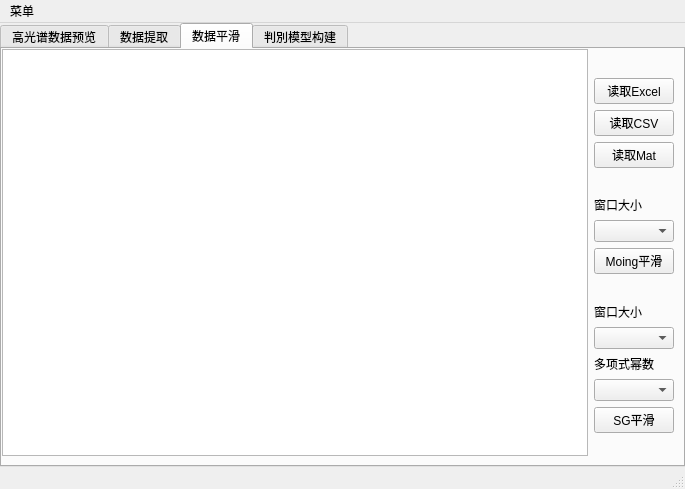
Before: the Qt Designer form MainWindow.ui in ygjia/HyperspectralData-Processing-Tool, drawn with Qt 5.
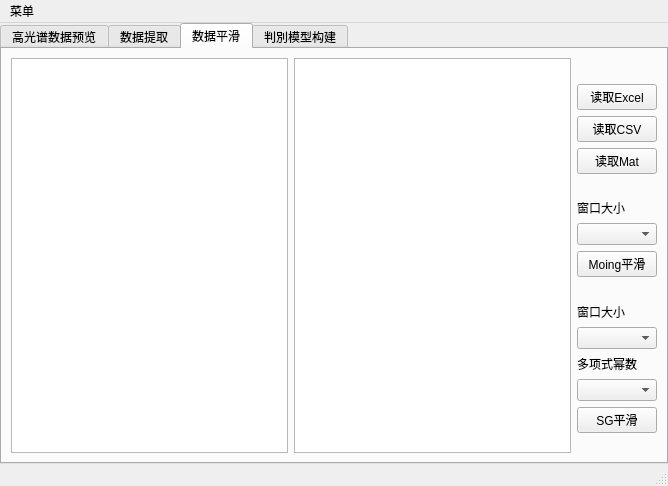
After: the same form once the commit is applied.

What changed in the file:
```diff
--- a/MainWindow.ui
+++ b/MainWindow.ui
@@ -6,8 +6,8 @@
    <rect>
     <x>0</x>
     <y>0</y>
-    <width>685</width>
-    <height>489</height>
+    <width>668</width>
+    <height>486</height>
    </rect>
   </property>
   <property name="windowTitle">
@@ -447,135 +447,129 @@
         <string>数据平滑</string>
        </attribute>
        <layout class="QGridLayout" name="gridLayout_5">
-        <property name="leftMargin">
-         <number>0</number>
-        </property>
-        <property name="topMargin">
-         <number>0</number>
-        </property>
-        <property name="rightMargin">
-         <number>9</number>
-        </property>
         <item row="0" column="0" rowspan="15">
-         <widget class="QListView" name="listView_2"/>
+         <widget class="QListWidget" name="listWidget_3"/>
         </item>
-        <item row="1" column="1">
+        <item row="0" column="1" rowspan="15">
+         <widget class="QListWidget" name="listWidget_4"/>
+        </item>
+        <item row="0" column="2">
+         <spacer name="verticalSpacer_4">
+          <property name="orientation">
+           <enum>Qt::Vertical</enum>
+          </property>
+          <property name="sizeHint" stdset="0">
+           <size>
+            <width>20</width>
+            <height>40</height>
+           </size>
+          </property>
+         </spacer>
+        </item>
+        <item row="1" column="2">
          <widget class="QPushButton" name="pushButton_15">
           <property name="text">
            <string>读取Excel</string>
           </property>
          </widget>
         </item>
-        <item row="7" column="1">
-         <widget class="QPushButton" name="pushButton_16">
-          <property name="text">
-           <string>Moing平滑</string>
-          </property>
-         </widget>
-        </item>
-        <item row="4" column="1">
-         <spacer name="verticalSpacer_2">
-          <property name="orientation">
-           <enum>Qt::Vertical</enum>
-          </property>
-          <property name="sizeHint" stdset="0">
-           <size>
-            <width>20</width>
-            <height>40</height>
-           </size>
-          </property>
-         </spacer>
-        </item>
-        <item row="13" column="1">
-         <widget class="QPushButton" name="pushButton_14">
-          <property name="text">
-           <string>SG平滑</string>
-          </property>
-         </widget>
-        </item>
-        <item row="0" column="1">
-         <spacer name="verticalSpacer_4">
-          <property name="orientation">
-           <enum>Qt::Vertical</enum>
-          </property>
-          <property name="sizeHint" stdset="0">
-           <size>
-            <width>20</width>
-            <height>40</height>
-           </size>
-          </property>
-         </spacer>
-        </item>
-        <item row="8" column="1">
-         <spacer name="verticalSpacer">
-          <property name="orientation">
-           <enum>Qt::Vertical</enum>
-          </property>
-          <property name="sizeHint" stdset="0">
-           <size>
-            <width>20</width>
-            <height>40</height>
-           </size>
-          </property>
-         </spacer>
-        </item>
-        <item row="6" column="1">
-         <widget class="QComboBox" name="comboBox_6"/>
-        </item>
-        <item row="14" column="1">
-         <spacer name="verticalSpacer_3">
-          <property name="orientation">
-           <enum>Qt::Vertical</enum>
-          </property>
-          <property name="sizeHint" stdset="0">
-           <size>
-            <width>20</width>
-            <height>40</height>
-           </size>
-          </property>
-         </spacer>
-        </item>
-        <item row="10" column="1">
-         <widget class="QComboBox" name="comboBox_5"/>
-        </item>
-        <item row="2" column="1">
+        <item row="2" column="2">
          <widget class="QPushButton" name="pushButton_10">
           <property name="text">
            <string>读取CSV</string>
           </property>
          </widget>
         </item>
-        <item row="3" column="1">
+        <item row="3" column="2">
          <widget class="QPushButton" name="pushButton_11">
           <property name="text">
            <string>读取Mat</string>
           </property>
          </widget>
         </item>
-        <item row="9" column="1">
+        <item row="4" column="2">
+         <spacer name="verticalSpacer_2">
+          <property name="orientation">
+           <enum>Qt::Vertical</enum>
+          </property>
+          <property name="sizeHint" stdset="0">
+           <size>
+            <width>20</width>
+            <height>40</height>
+           </size>
+          </property>
+         </spacer>
+        </item>
+        <item row="5" column="2">
+         <widget class="QLabel" name="label_21">
+          <property name="text">
+           <string>窗口大小</string>
+          </property>
+         </widget>
+        </item>
+        <item row="6" column="2">
+         <widget class="QComboBox" name="comboBox_6"/>
+        </item>
+        <item row="7" column="2">
+         <widget class="QPushButton" name="pushButton_16">
+          <property name="text">
+           <string>Moing平滑</string>
+          </property>
+         </widget>
+        </item>
+        <item row="8" column="2">
+         <spacer name="verticalSpacer">
+          <property name="orientation">
+           <enum>Qt::Vertical</enum>
+          </property>
+          <property name="sizeHint" stdset="0">
+           <size>
+            <width>20</width>
+            <height>40</height>
+           </size>
+          </property>
+         </spacer>
+        </item>
+        <item row="9" column="2">
          <widget class="QLabel" name="label_19">
           <property name="text">
            <string>窗口大小</string>
           </property>
          </widget>
         </item>
-        <item row="12" column="1">
-         <widget class="QComboBox" name="comboBox_4"/>
+        <item row="10" column="2">
+         <widget class="QComboBox" name="comboBox_5"/>
         </item>
-        <item row="11" column="1">
+        <item row="11" column="2">
          <widget class="QLabel" name="label_20">
           <property name="text">
            <string>多项式幂数</string>
           </property>
          </widget>
         </item>
-        <item row="5" column="1">
-         <widget class="QLabel" name="label_21">
+        <item row="12" column="2">
+         <widget class="QComboBox" name="comboBox_4"/>
+        </item>
+        <item row="13" column="2">
+         <widget class="QPushButton" name="pushButton_14">
           <property name="text">
-           <string>窗口大小</string>
+           <string>SG平滑</string>
           </property>
          </widget>
         </item>
+        <item row="14" column="2">
+         <spacer name="verticalSpacer_3">
+          <property name="orientation">
+           <enum>Qt::Vertical</enum>
+          </property>
+          <property name="sizeHint" stdset="0">
+           <size>
+            <width>20</width>
+            <height>40</height>
+           </size>
+          </property>
+         </spacer>
+        </item>
        </layout>
       </widget>
       <widget class="QWidget" name="tab_5">
@@ -806,7 +800,7 @@
     <rect>
      <x>0</x>
      <y>0</y>
-     <width>685</width>
+     <width>668</width>
      <height>23</height>
     </rect>
    </property>
```
